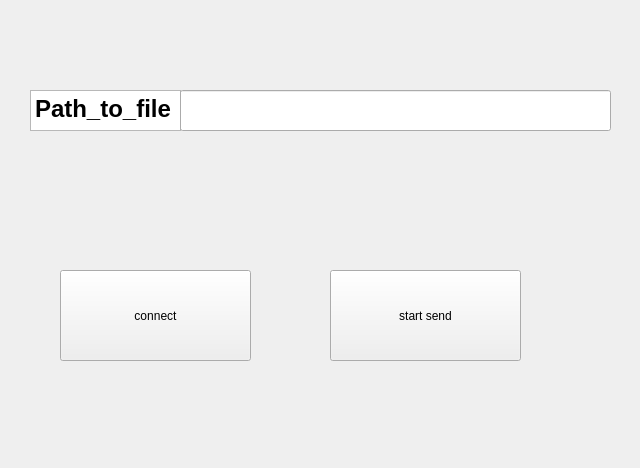
Before: the Qt Designer form UI_files/download_window_2.ui in kdv2001/OnlyFiles, drawn with Qt 5.
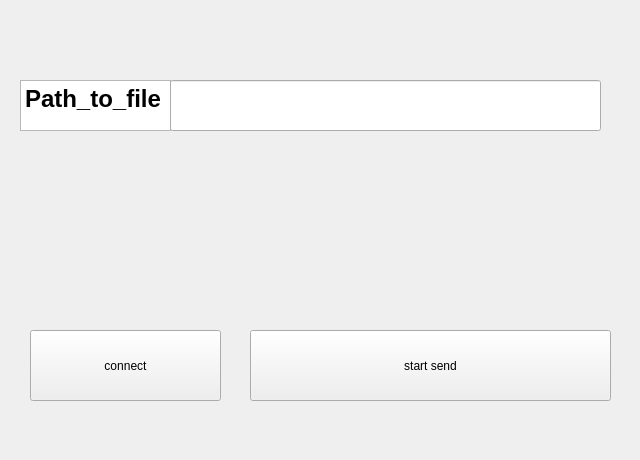
After: the same form once the commit is applied.

Patch:
```diff
--- a/UI_files/download_window_2.ui
+++ b/UI_files/download_window_2.ui
@@ -7,7 +7,7 @@
     <x>0</x>
     <y>0</y>
     <width>640</width>
-    <height>468</height>
+    <height>460</height>
    </rect>
   </property>
   <property name="windowTitle">
@@ -16,20 +16,20 @@
   <widget class="QStackedWidget" name="stack">
    <property name="geometry">
     <rect>
-     <x>10</x>
-     <y>10</y>
-     <width>631</width>
-     <height>451</height>
+     <x>0</x>
+     <y>0</y>
+     <width>641</width>
+     <height>461</height>
     </rect>
    </property>
    <widget class="QWidget" name="page">
     <widget class="QPushButton" name="pushButton">
      <property name="geometry">
       <rect>
-       <x>50</x>
-       <y>260</y>
+       <x>30</x>
+       <y>330</y>
        <width>191</width>
-       <height>91</height>
+       <height>71</height>
       </rect>
      </property>
      <property name="mouseTracking">
@@ -42,10 +42,10 @@
     <widget class="QPushButton" name="pushButton_2">
      <property name="geometry">
       <rect>
-       <x>320</x>
-       <y>260</y>
-       <width>191</width>
-       <height>91</height>
+       <x>250</x>
+       <y>330</y>
+       <width>361</width>
+       <height>71</height>
       </rect>
      </property>
      <property name="text">
@@ -58,7 +58,7 @@
        <x>20</x>
        <y>80</y>
        <width>151</width>
-       <height>41</height>
+       <height>51</height>
       </rect>
      </property>
      <property name="html">
@@ -75,7 +75,7 @@
        <x>170</x>
        <y>80</y>
        <width>431</width>
-       <height>41</height>
+       <height>51</height>
       </rect>
      </property>
     </widget>
```
